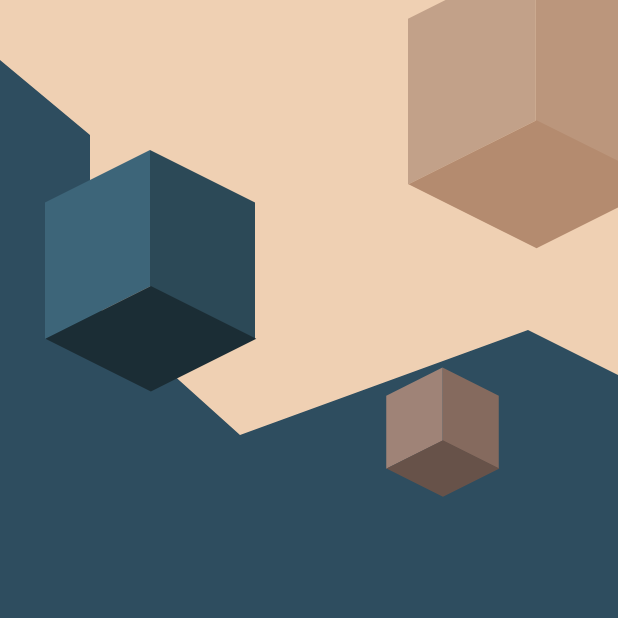
After one commit to marcoleonardini/flutter_challenge_ui, a Flutter app: the screen it shows after launch, after a tap on "Challenge UI 2", on a phone screen of 412 x 824 dp, the top half of it. The commit adds this screen. Run offline on Flutter 3.47's test engine with Material 2 defaults, Android fonts, the phone set to English and light mode, and no system bars.

Commit message:
Refactor, Added ClipPath and Custom Painter in Challenge UI

```diff
--- a/lib/main.dart
+++ b/lib/main.dart
@@ -1,5 +1,5 @@
 import 'package:flutter/material.dart';
-import 'package:flutter_challenge_ui/src/ui/pages/home.page.dart';
+import 'package:flutter_challenge_ui/menu.dart';
 
 void main() => runApp(MyApp());
 
@@ -10,7 +10,7 @@ class MyApp extends StatelessWidget {
     return MaterialApp(
       debugShowCheckedModeBanner: false,
       title: 'Flutter Challenge UI',
-      home: HomePage(),
+      home: MenuApp(),
     );
   }
 }
--- /dev/null
+++ b/lib/menu.dart
@@ -0,0 +1,31 @@
+import 'package:flutter/material.dart';
+import 'package:flutter_challenge_ui/src/ui/challenge_1/pages/home.ch1.page.dart';
+import 'package:flutter_challenge_ui/src/ui/challenge_2/pages/home.ch2.page.dart';
+
+class MenuApp extends StatelessWidget {
+  @override
+  Widget build(BuildContext context) {
+    return SafeArea(
+      child: Scaffold(
+        body: ListView(
+          children: <Widget>[
+            RaisedButton(
+              child: Text('Challenge UI 1'),
+              onPressed: () {
+                Navigator.push(context,
+                    MaterialPageRoute(builder: (context) => HomeCh1Page()));
+              },
+            ),
+            RaisedButton(
+              child: Text('Challenge UI 2'),
+              onPressed: () {
+                Navigator.push(context,
+                    MaterialPageRoute(builder: (context) => HomeCh2Page()));
+              },
+            )
+          ],
+        ),
+      ),
+    );
+  }
+}
--- a/lib/src/ui/pages/detail.page.dart
+++ b/lib/src/ui/challenge_1/pages/detail.ch1.page.dart
@@ -1,11 +1,11 @@
 import 'package:flutter/cupertino.dart';
 import 'package:flutter/material.dart';
 
-class DetailPage extends StatelessWidget {
+class DetailCh1Page extends StatelessWidget {
   final Color color;
   final String image;
 
-  DetailPage({this.color, this.image});
+  DetailCh1Page({this.color, this.image});
 
   @override
   Widget build(BuildContext context) {
--- a/lib/src/ui/pages/home.page.dart
+++ b/lib/src/ui/challenge_1/pages/home.ch1.page.dart
@@ -1,7 +1,7 @@
 import 'package:flutter/material.dart';
-import 'package:flutter_challenge_ui/src/ui/pages/list.page.dart';
+import 'package:flutter_challenge_ui/src/ui/challenge_1/pages/list.ch1.page.dart';
 
-class HomePage extends StatelessWidget {
+class HomeCh1Page extends StatelessWidget {
   @override
   Widget build(BuildContext context) {
     return SafeArea(
@@ -30,7 +30,7 @@ class HomePage extends StatelessWidget {
       ),
       onPressed: () {
         Navigator.push(
-            context, MaterialPageRoute(builder: (context) => ListPage()));
+            context, MaterialPageRoute(builder: (context) => ListCh1Page()));
       },
     );
   }
--- a/lib/src/ui/pages/list.page.dart
+++ b/lib/src/ui/challenge_1/pages/list.ch1.page.dart
@@ -1,6 +1,6 @@
 import 'package:flutter/material.dart';
-import 'package:flutter_challenge_ui/src/ui/pages/detail.page.dart';
-import 'package:flutter_challenge_ui/src/ui/utils/custom_clippath.util.dart';
+import 'package:flutter_challenge_ui/src/ui/challenge_1/pages/detail.ch1.page.dart';
+import 'package:flutter_challenge_ui/src/ui/challenge_1/utils/custom_clippath.util.dart';
 
 final List<Color> _listColor = [
   Colors.cyan,
@@ -12,11 +12,11 @@ final List<Color> _listColor = [
   Colors.pink,
 ];
 
-class ListPage extends StatelessWidget {
+class ListCh1Page extends StatelessWidget {
   final String image;
   final Color color;
 
-  ListPage({this.color, this.image});
+  ListCh1Page({this.color, this.image});
 
   @override
   Widget build(BuildContext context) {
@@ -84,7 +84,7 @@ class ListPage extends StatelessWidget {
                       Navigator.push(
                         context,
                         MaterialPageRoute(
-                          builder: (context) => DetailPage(
+                          builder: (context) => DetailCh1Page(
                             color: _listColor[index % 7],
                             image: 'images/tree_${index % 5}.png',
                           ),
--- /dev/null
+++ b/lib/src/ui/challenge_2/pages/home.ch2.page.dart
@@ -0,0 +1,61 @@
+import 'package:flutter/material.dart';
+import 'package:flutter_challenge_ui/src/ui/challenge_2/utils/background.clippath.util.dart';
+import 'package:flutter_challenge_ui/src/ui/challenge_2/utils/cube.painter.util.dart';
+
+class HomeCh2Page extends StatelessWidget {
+  @override
+  Widget build(BuildContext context) {
+    return SafeArea(
+      child: Scaffold(
+        body: Container(
+          color: Color(0xff2e4d5f),
+          constraints: BoxConstraints.expand(),
+          child: Stack(
+            fit: StackFit.expand,
+            children: <Widget>[
+              ClipPath(
+                child: Container(
+                  color: Color(0xffefd0b3),
+                  constraints: BoxConstraints.expand(),
+                ),
+                clipper: BackgroundClipPath(),
+              ),
+              Positioned(
+                left: -40.0,
+                top: -40.0,
+                child: Transform.scale(
+                  scale: 1.4,
+                  child: CustomPaint(
+                    painter: CubePainter(color: Color(0xff2c4957)),
+                  ),
+                ),
+              ),
+              Positioned(
+                left: 220.0,
+                top: 170.0,
+                child: Transform.scale(
+                  scale: 0.75,
+                  child: CustomPaint(
+                    painter: CubePainter(color: Color(0xff856a5e)),
+                  ),
+                ),
+              ),
+              Positioned(
+                // left: 140.0,
+                right: 225,
+                top: -200,
+                child: Transform.scale(
+                  scale: 1.7,
+                  child: CustomPaint(
+                    painter:
+                        CubePainter(color: Color(0xffbb967c), amount: 0.04),
+                  ),
+                ),
+              ),
+            ],
+          ),
+        ),
+      ),
+    );
+  }
+}
--- /dev/null
+++ b/lib/src/ui/challenge_2/utils/background.clippath.util.dart
@@ -0,0 +1,24 @@
+import 'package:flutter/material.dart';
+
+class BackgroundClipPath extends CustomClipper<Path> {
+  @override
+  Path getClip(Size size) {
+    Path path = Path();
+
+    path.lineTo(0, 40);
+    path.lineTo(60, 90);
+    path.lineTo(60, 200);
+    path.lineTo(160, 290);
+    path.lineTo(size.width - 60, 220);
+    path.lineTo(size.width, 250);
+    path.lineTo(size.width, 0);
+
+    path.close();
+    return path;
+  }
+
+  @override
+  bool shouldReclip(CustomClipper<Path> oldClipper) {
+    return true;
+  }
+}
--- /dev/null
+++ b/lib/src/ui/challenge_2/utils/cube.painter.util.dart
@@ -0,0 +1,77 @@
+import 'dart:typed_data';
+
+import 'package:flutter/material.dart';
+
+class CubePainter extends CustomPainter {
+  final Color color;
+  final double amount;
+
+  CubePainter({@required this.color, this.amount = 0.1});
+
+  @override
+  void paint(Canvas canvas, Size size) {
+    Paint paint = Paint();
+
+    paint.style = PaintingStyle.fill;
+
+    paint.color = color.withOpacity(1);
+    canvas.skew(0, 0.5);
+    canvas.drawRect(Rect.fromLTWH(100.0, 50.0, 50, 65), paint);
+
+    paint.color = lighten(color, amount);
+    canvas.skew(0, -0.5);
+    canvas.skew(0, -0.5);
+    canvas.drawRect(Rect.fromLTWH(50.0, 150.0, 50, 65), paint);
+
+    canvas.skew(0, 0.5);
+
+    // Scale x and y by 0.5.
+    canvas.transform(Float64List.fromList([
+      1,
+      0.0,
+      0.0,
+      0.0,
+      0.0,
+      0.5,
+      0.0,
+      0.0,
+      0.0,
+      0.0,
+      1.0,
+      0.0,
+      0.0,
+      0.0,
+      0.0,
+      1.0,
+    ]));
+
+    canvas.rotate(0.7853981634);
+    paint.color = darken(color, amount);
+    canvas.drawRect(Rect.fromLTWH(304.0, 162, 71, 71), paint);
+  }
+
+  @override
+  bool shouldRepaint(CustomPainter oldDelegate) {
+    // TODO: implement shouldRepaint
+    return false;
+  }
+
+  Color darken(Color color, [double amount = 0.1]) {
+    assert(amount >= 0 && amount <= 1);
+
+    final hsl = HSLColor.fromColor(color);
+    final hslDark = hsl.withLightness((hsl.lightness - amount).clamp(0.0, 1.0));
+
+    return hslDark.toColor();
+  }
+
+  Color lighten(Color color, [double amount = 0.1]) {
+    assert(amount >= 0 && amount <= 1);
+
+    final hsl = HSLColor.fromColor(color);
+    final hslLight =
+        hsl.withLightness((hsl.lightness + amount).clamp(0.0, 1.0));
+
+    return hslLight.toColor();
+  }
+}
```
Also changed, not shown: lib/src/ui/challenge_1/utils/custom_clippath.util.dart (renamed from lib/src/ui/utils/custom_clippath.util.dart).
